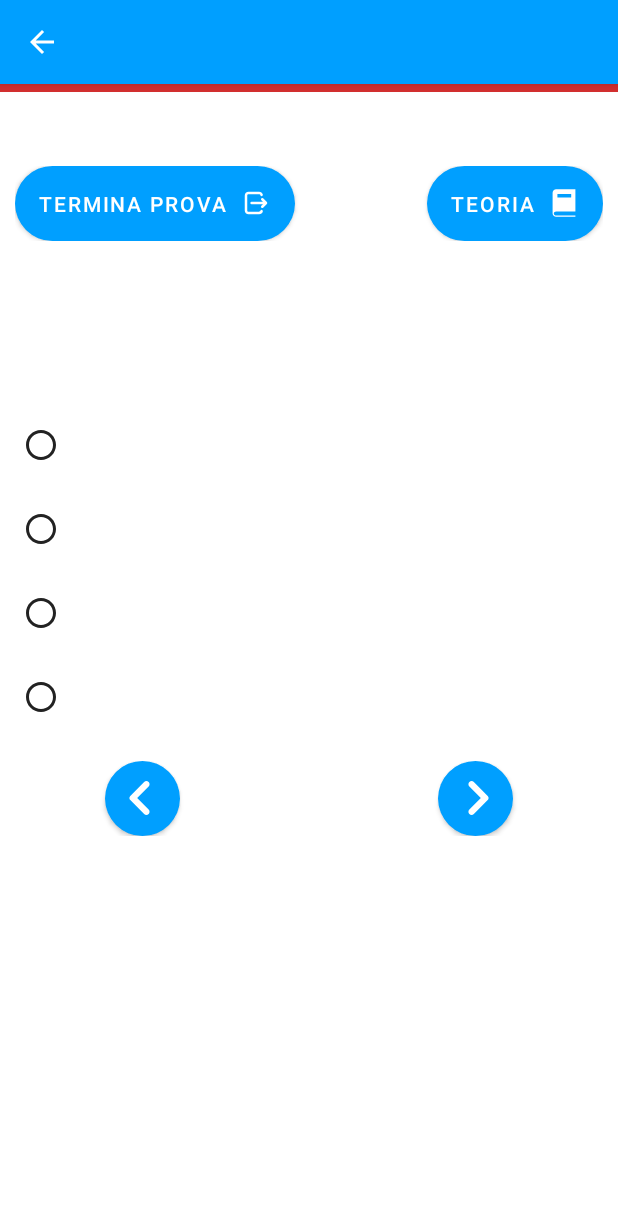
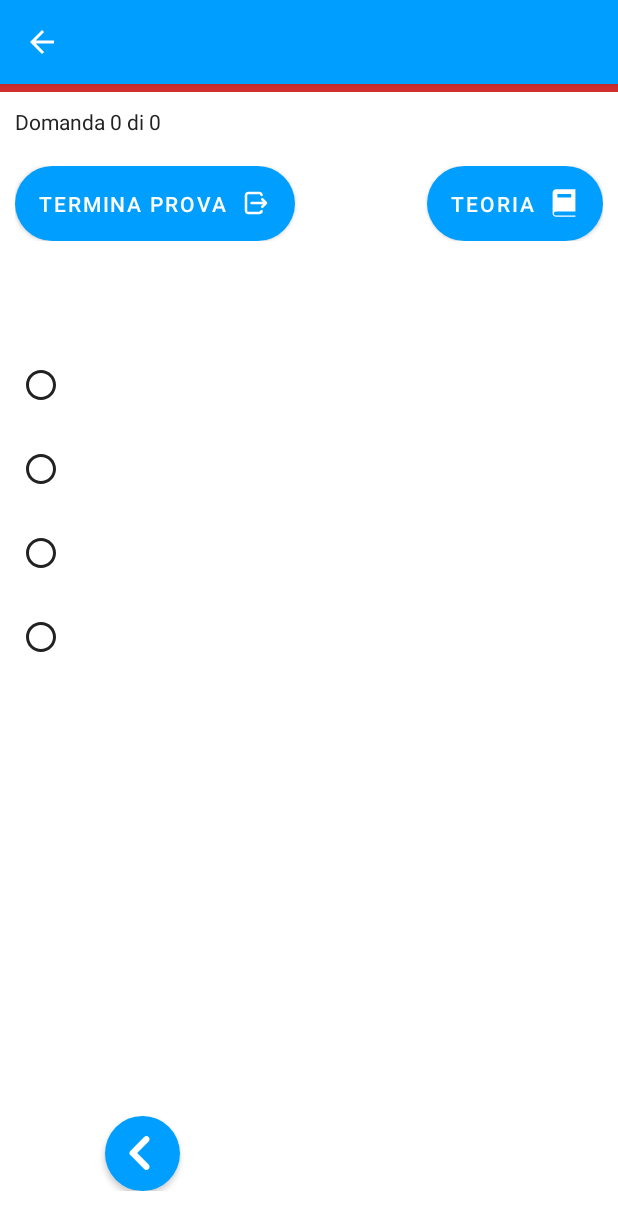
Before and after one commit to Sav22999/fin-applicazione, an Android app: the QuestionsQuizActivity screen opened directly, with no data from a screen before it, on a phone screen of 412 x 824 dp. Shown: the top 1230 px of the screen. Run offline under Robolectric (Android 15) with nearby library versions, the phone set to English and light mode, and no system bars.

Commit message:
0.7a
- Fixed a bug (added nested scroll)

```diff
--- a/finapp/app/build.gradle
+++ b/finapp/app/build.gradle
@@ -45,6 +45,7 @@ dependencies {
     implementation 'androidx.navigation:navigation-ui-ktx:2.4.1'
     implementation 'androidx.preference:preference:1.2.0'
     implementation 'androidx.swiperefreshlayout:swiperefreshlayout:1.1.0'
+    implementation 'androidx.legacy:legacy-support-v4:1.0.0'
     testImplementation 'junit:junit:4.13.2'
     androidTestImplementation 'androidx.test.ext:junit:1.1.3'
     androidTestImplementation 'androidx.test.espresso:espresso-core:3.4.0'
--- a/finapp/app/src/main/java/com/saverio/finapp/ui/quiz/ChaptersItemAdapter.kt
+++ b/finapp/app/src/main/java/com/saverio/finapp/ui/quiz/ChaptersItemAdapter.kt
@@ -49,6 +49,7 @@ class ChaptersItemAdapter(
             intent.putExtra("chapter_id", item.chapter)
             intent.putExtra("question_id", databaseHandler.getQuizzes(chapter = item.chapter)[0].id)
             intent.putExtra("selected_question", -1)
+            intent.putExtra("question_number", 1)
             context.startActivity(intent)
         }
 
--- a/finapp/app/src/main/java/com/saverio/finapp/ui/quiz/QuestionsQuizActivity.kt
+++ b/finapp/app/src/main/java/com/saverio/finapp/ui/quiz/QuestionsQuizActivity.kt
@@ -9,6 +9,7 @@ import android.widget.Button
 import android.widget.ImageView
 import android.widget.TextView
 import androidx.constraintlayout.widget.ConstraintLayout
+import androidx.core.view.isGone
 import com.saverio.finapp.R
 import com.saverio.finapp.db.DatabaseHandler
 import com.saverio.finapp.db.QuizzesModel
@@ -24,18 +25,22 @@ class QuestionsQuizActivity : AppCompatActivity() {
 
         var chapterId: Int? = null
         var questionId: Int = 0
+        var questionNumber: Int = 0
 
         val databaseHandler = DatabaseHandler(this)
 
         if (bundle != null) {
             chapterId = bundle.getInt("chapter_id")
             questionId = bundle.getInt("question_id")
+            questionNumber = bundle.getInt("question_number")
             selectedQuestion = bundle.getInt("selected_question")
         }
+        if (questionNumber == -1) questionNumber = 1
         val getQuiz = databaseHandler.getQuiz(id = questionId)
         setupQuiz(
             chapter = chapterId,
             getQuiz = getQuiz,
+            number = questionNumber,
             total = databaseHandler.getQuizzes(chapter = chapterId).size
         )
 
@@ -66,8 +71,11 @@ class QuestionsQuizActivity : AppCompatActivity() {
     fun setupQuiz(
         chapter: Int? = null,
         getQuiz: QuizzesModel,
+        number: Int,
         total: Int
     ) {
+        val questionNumber: TextView = findViewById(R.id.textViewQuestionNumber)
+        val questionTime: TextView = findViewById(R.id.textViewTimeUsed)
         val question: TextView = findViewById(R.id.textViewQuestionQuestion)
         val question1: TextView = findViewById(R.id.textViewQuestion1)
         val question2: TextView = findViewById(R.id.textViewQuestion2)
@@ -77,11 +85,31 @@ class QuestionsQuizActivity : AppCompatActivity() {
         val theoryButton: Button = findViewById(R.id.buttonTheory)
         val exitTestButton: Button = findViewById(R.id.buttonExitTest)
 
+        val buttonBack: Button = findViewById(R.id.buttonGoBack)
+        val buttonForward: Button = findViewById(R.id.buttonGoForward)
+
+        buttonBack.setOnClickListener {
+        }
+
+        buttonForward.setOnClickListener {
+        }
+
+        if (number == 1) buttonBack.isGone = true
+        else buttonBack.isGone = false
+        if (number == total) buttonForward.isGone = true
+        else buttonForward.isGone = false
+
+        questionNumber.text =
+            getString(R.string.question_number_text).replace("{{n}}", number.toString())
+                .replace("{{tot}}", total.toString())
+
         theoryButton.setOnClickListener {
             val intent = Intent(this, SectionActivity::class.java)
             intent.putExtra("chapter_id", getQuiz.chapter)
             intent.putExtra("section_id", getQuiz.section)
             this.startActivity(intent)
+        }
+        exitTestButton.setOnClickListener {
         }
 
         val questionsLayout = arrayOf(
--- a/finapp/app/src/main/res/layout/activity_questions_quiz.xml
+++ b/finapp/app/src/main/res/layout/activity_questions_quiz.xml
@@ -86,25 +86,37 @@
             app:layout_constraintTop_toTopOf="parent" />
     </androidx.constraintlayout.widget.ConstraintLayout>
 
+    <androidx.core.widget.NestedScrollView
+        android:layout_width="0dp"
+        android:layout_height="0dp"
+        android:layout_marginStart="10dp"
+        android:layout_marginEnd="10dp"
+        android:scrollbars="vertical"
+        app:layout_constraintBottom_toTopOf="@+id/constraintLayout7"
+        app:layout_constraintEnd_toEndOf="parent"
+        app:layout_constraintStart_toStartOf="parent"
+        app:layout_constraintTop_toBottomOf="@+id/constraintLayoutButtons">
+
+        <androidx.constraintlayout.widget.ConstraintLayout
+            android:layout_width="match_parent"
+            android:layout_height="match_parent">
+
             <TextView
                 android:id="@+id/textViewQuestionQuestion"
                 android:layout_width="0dp"
                 android:layout_height="wrap_content"
-        android:layout_marginTop="20dp"
-        android:padding="20dp"
+                android:padding="10dp"
                 android:textSize="24sp"
                 app:layout_constraintEnd_toEndOf="parent"
                 app:layout_constraintStart_toStartOf="parent"
-        app:layout_constraintTop_toBottomOf="@+id/constraintLayoutButtons"
+                app:layout_constraintTop_toTopOf="parent"
                 tools:text="Question" />
 
             <androidx.constraintlayout.widget.ConstraintLayout
                 android:id="@+id/constraintLayoutQuestion1"
                 android:layout_width="0dp"
                 android:layout_height="wrap_content"
-        android:layout_marginStart="10dp"
                 android:layout_marginTop="10dp"
-        android:layout_marginEnd="10dp"
                 app:layout_constraintEnd_toEndOf="parent"
                 app:layout_constraintStart_toStartOf="parent"
                 app:layout_constraintTop_toBottomOf="@+id/textViewQuestionQuestion">
@@ -142,9 +154,7 @@
                 android:id="@+id/constraintLayoutQuestion2"
                 android:layout_width="0dp"
                 android:layout_height="wrap_content"
-        android:layout_marginStart="10dp"
                 android:layout_marginTop="10dp"
-        android:layout_marginEnd="10dp"
                 app:layout_constraintEnd_toEndOf="parent"
                 app:layout_constraintStart_toStartOf="parent"
                 app:layout_constraintTop_toBottomOf="@+id/constraintLayoutQuestion1">
@@ -182,12 +192,10 @@
                 android:id="@+id/constraintLayoutQuestion3"
                 android:layout_width="0dp"
                 android:layout_height="wrap_content"
-        android:layout_marginStart="10dp"
                 android:layout_marginTop="10dp"
-        android:layout_marginEnd="10dp"
                 app:layout_constraintEnd_toEndOf="parent"
                 app:layout_constraintStart_toStartOf="parent"
-        app:layout_constraintTop_toBottomOf="@+id/constraintLayoutQuestion2" >
+                app:layout_constraintTop_toBottomOf="@+id/constraintLayoutQuestion2">
 
                 <ImageView
                     android:id="@+id/imageViewQuestion3"
@@ -222,9 +230,7 @@
                 android:id="@+id/constraintLayoutQuestion4"
                 android:layout_width="0dp"
                 android:layout_height="wrap_content"
-        android:layout_marginStart="10dp"
                 android:layout_marginTop="10dp"
-        android:layout_marginEnd="10dp"
                 app:layout_constraintEnd_toEndOf="parent"
                 app:layout_constraintStart_toStartOf="parent"
                 app:layout_constraintTop_toBottomOf="@+id/constraintLayoutQuestion3">
@@ -258,16 +264,20 @@
                     app:layout_constraintTop_toTopOf="parent" />
             </androidx.constraintlayout.widget.ConstraintLayout>
 
+        </androidx.constraintlayout.widget.ConstraintLayout>
+    </androidx.core.widget.NestedScrollView>
+
     <androidx.constraintlayout.widget.ConstraintLayout
+        android:id="@+id/constraintLayout7"
         android:layout_width="0dp"
         android:layout_height="wrap_content"
         android:layout_marginStart="10dp"
-        android:layout_marginTop="10dp"
         android:layout_marginEnd="10dp"
+        android:layout_marginBottom="20dp"
         android:padding="10dp"
+        app:layout_constraintBottom_toBottomOf="parent"
         app:layout_constraintEnd_toEndOf="parent"
-        app:layout_constraintStart_toStartOf="parent"
-        app:layout_constraintTop_toBottomOf="@+id/constraintLayoutQuestion4">
+        app:layout_constraintStart_toStartOf="parent">
 
         <Button
             android:id="@+id/buttonGoBack"
@@ -276,6 +286,7 @@
             android:layout_marginStart="50dp"
             android:background="@drawable/border_radius_25dp"
             android:backgroundTint="?attr/colorPrimary"
+            android:visibility="gone"
             app:icon="@drawable/ic_back_quiz"
             app:iconGravity="start"
             app:iconPadding="0dp"
@@ -292,6 +303,7 @@
             android:background="@drawable/border_radius_25dp"
             android:backgroundTint="?attr/colorPrimary"
             android:drawablePadding="0dp"
+            android:visibility="gone"
             app:icon="@drawable/ic_forward_quiz"
             app:iconGravity="end"
             app:iconPadding="0dp"
```
Lines whose indentation alone changed are shown as unchanged.
